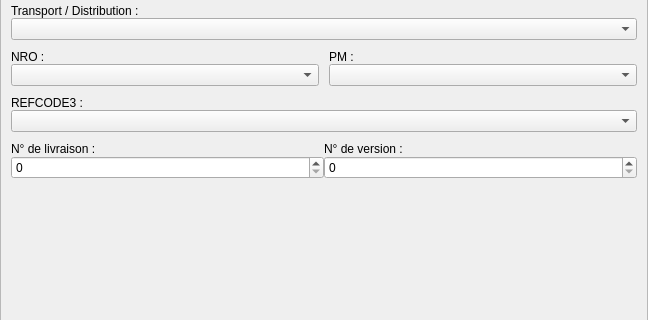
The window that src/gui/ui/form_dlg.ui (LaM0uette/MyDLG) describes before a commit, drawn with Qt 5; both pictures show x 0 to 648 and y 86 to 406 of the 648 by 783 pixel window.
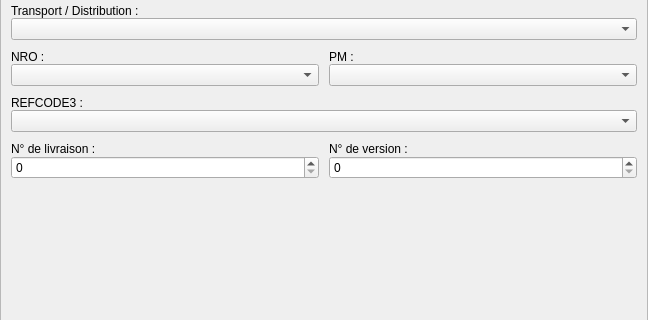
The same window after the commit.

Commit message: no livraison et version

What changed in the file:
```diff
--- a/src/gui/ui/form_dlg.ui
+++ b/src/gui/ui/form_dlg.ui
@@ -276,6 +276,12 @@
          </item>
          <item>
           <layout class="QGridLayout" name="gridLayout_2">
+           <property name="horizontalSpacing">
+            <number>10</number>
+           </property>
+           <property name="verticalSpacing">
+            <number>0</number>
+           </property>
            <item row="1" column="1">
             <widget class="QSpinBox" name="sb_version"/>
            </item>
```
The commit also changes 2 other files.
